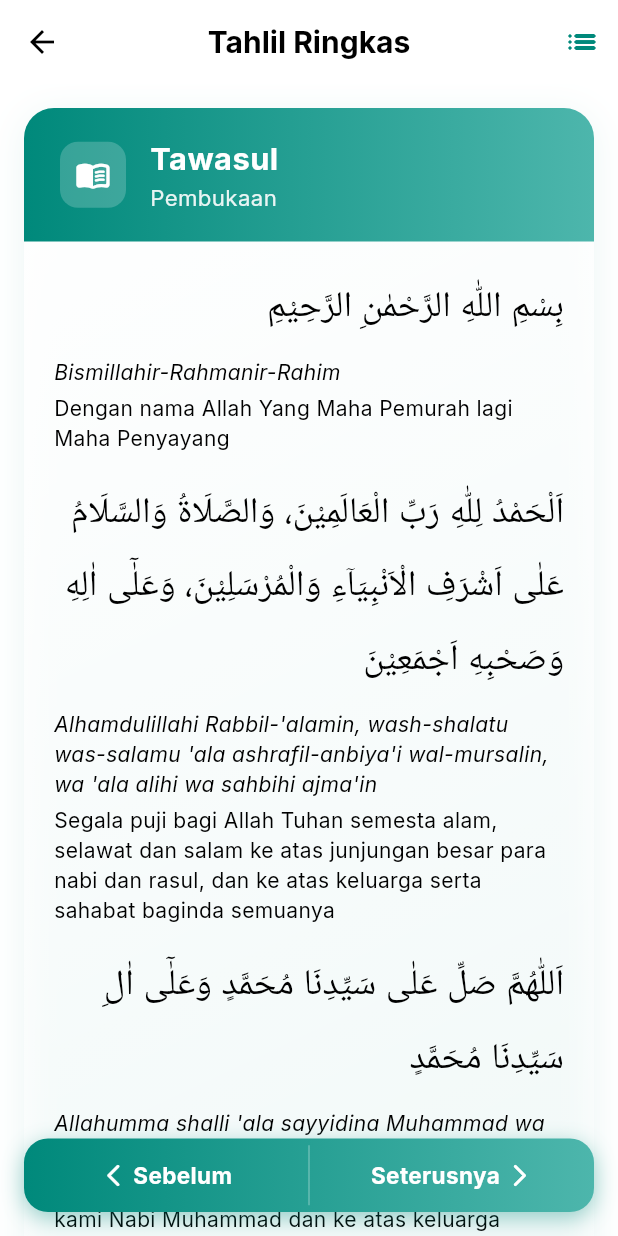
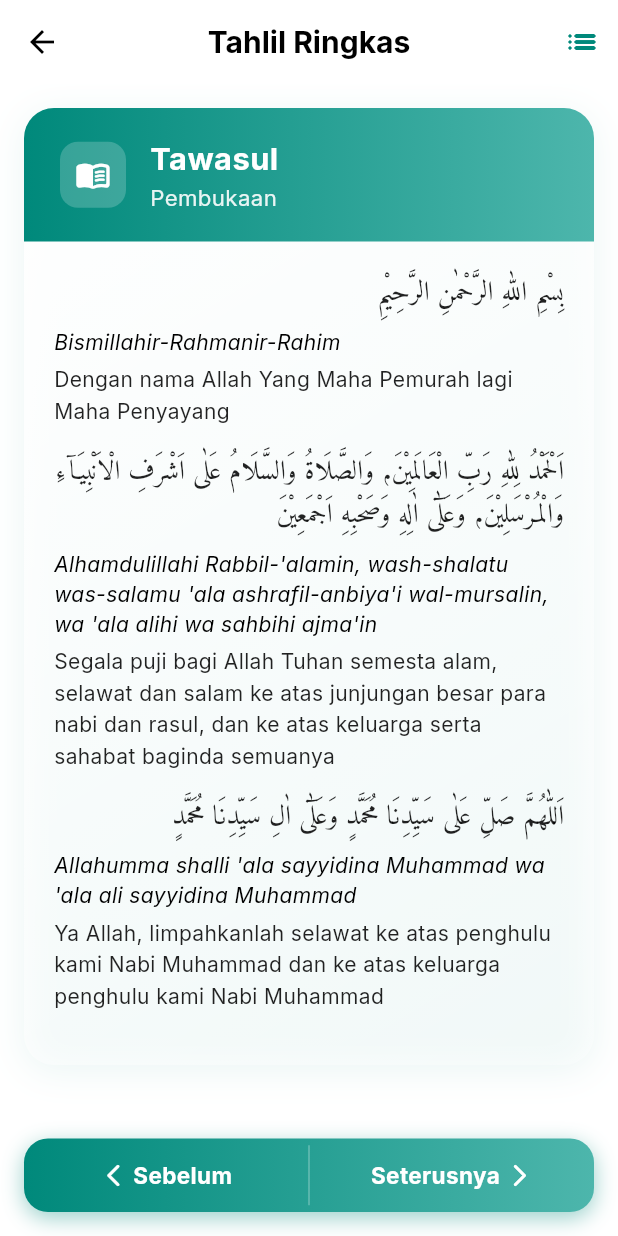
Before and after one commit to adamnymy/waqaffelda_apk, a Flutter app: the TahlilPage screen opened directly, after a tap on "Sebelum", after a tap on "Seterusnya", on a phone screen of 412 x 824 dp. Run offline on Flutter 3.47's test engine with Material 3 defaults, Android fonts, the phone set to English and light mode, and no system bars; our stand-ins replace flutter_compass, flutter_local_notifications, flutter_map, flutter_svg, geocoding, geolocator and 7 more; missing offline and left inert: quran, workmanager; accounts and stored records are empty; network calls fail; statements that could not run were skipped; project files that could hold a hidden picture were left out.

Commit message:
tukar fonts amiri

```diff
--- a/lib/pages/tahlil/tahlil.dart
+++ b/lib/pages/tahlil/tahlil.dart
@@ -640,9 +640,10 @@ class _TahlilPageState extends State<TahlilPage> {
             Text(
               content.arabic!,
               style: const TextStyle(
-                fontSize: 24,
-                fontWeight: FontWeight.w500,
-                height: 2.0,
+                fontSize: 18,
+                fontFamily: 'Amiri',
+                color: Colors.black87,
+                height: 1.6,
               ),
               textAlign: TextAlign.right,
               textDirection: TextDirection.rtl,
@@ -661,7 +662,11 @@ class _TahlilPageState extends State<TahlilPage> {
           if (content.translation != null) ...[
             Text(
               content.translation!,
-              style: Theme.of(context).textTheme.bodyMedium,
+              style: const TextStyle(
+                fontSize: 14,
+                color: Colors.black87,
+                height: 1.5,
+              ),
             ),
           ],
         ],
@@ -706,9 +711,10 @@ class _TahlilPageState extends State<TahlilPage> {
                   Text(
                     content.arabic!,
                     style: const TextStyle(
-                      fontSize: 22,
-                      fontWeight: FontWeight.w500,
-                      height: 2.0,
+                      fontSize: 18,
+                      fontFamily: 'Amiri',
+                      color: Colors.black87,
+                      height: 1.6,
                     ),
                     textAlign: TextAlign.right,
                     textDirection: TextDirection.rtl,
@@ -727,7 +733,11 @@ class _TahlilPageState extends State<TahlilPage> {
                 if (content.translation != null) ...[
                   Text(
                     content.translation!,
-                    style: Theme.of(context).textTheme.bodyMedium,
+                    style: const TextStyle(
+                      fontSize: 14,
+                      color: Colors.black87,
+                      height: 1.5,
+                    ),
                   ),
                 ],
               ],
@@ -751,9 +761,10 @@ class _TahlilPageState extends State<TahlilPage> {
           Text(
             content.arabic!,
             style: const TextStyle(
-              fontSize: 28,
-              fontWeight: FontWeight.bold,
-              height: 2.0,
+              fontSize: 18,
+              fontFamily: 'Amiri',
+              color: Colors.black87,
+              height: 1.6,
             ),
             textAlign: TextAlign.center,
             textDirection: TextDirection.rtl,
@@ -773,7 +784,11 @@ class _TahlilPageState extends State<TahlilPage> {
         if (content.translation != null) ...[
           Text(
             content.translation!,
-            style: Theme.of(context).textTheme.bodyMedium,
+            style: const TextStyle(
+              fontSize: 14,
+              color: Colors.black87,
+              height: 1.5,
+            ),
             textAlign: TextAlign.center,
           ),
           const SizedBox(height: 16),
```
